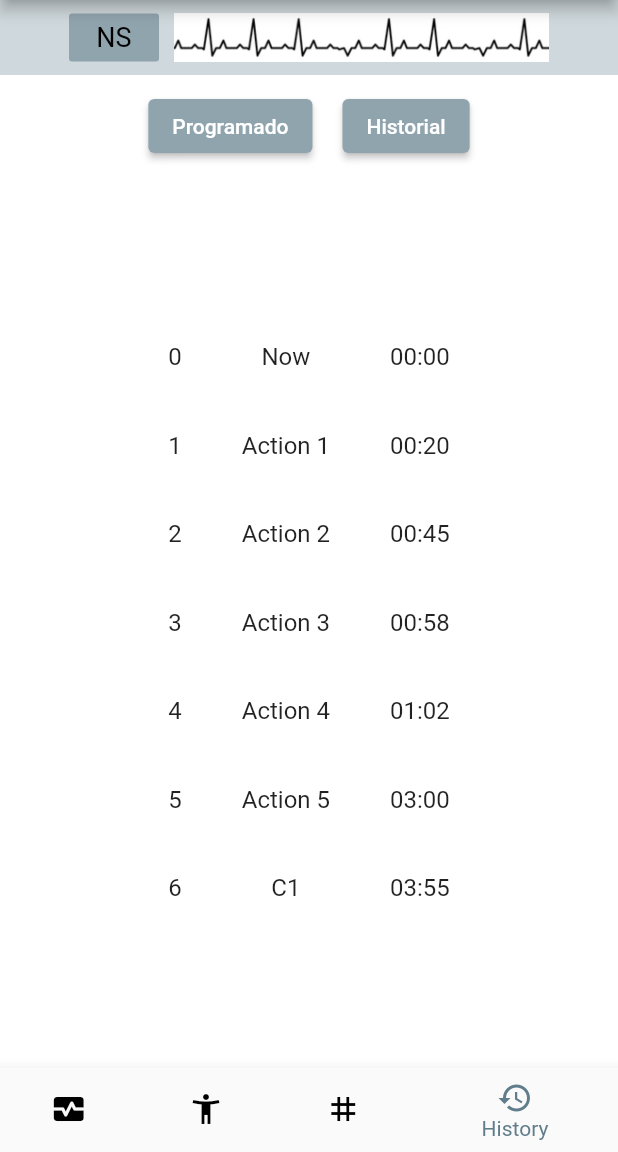
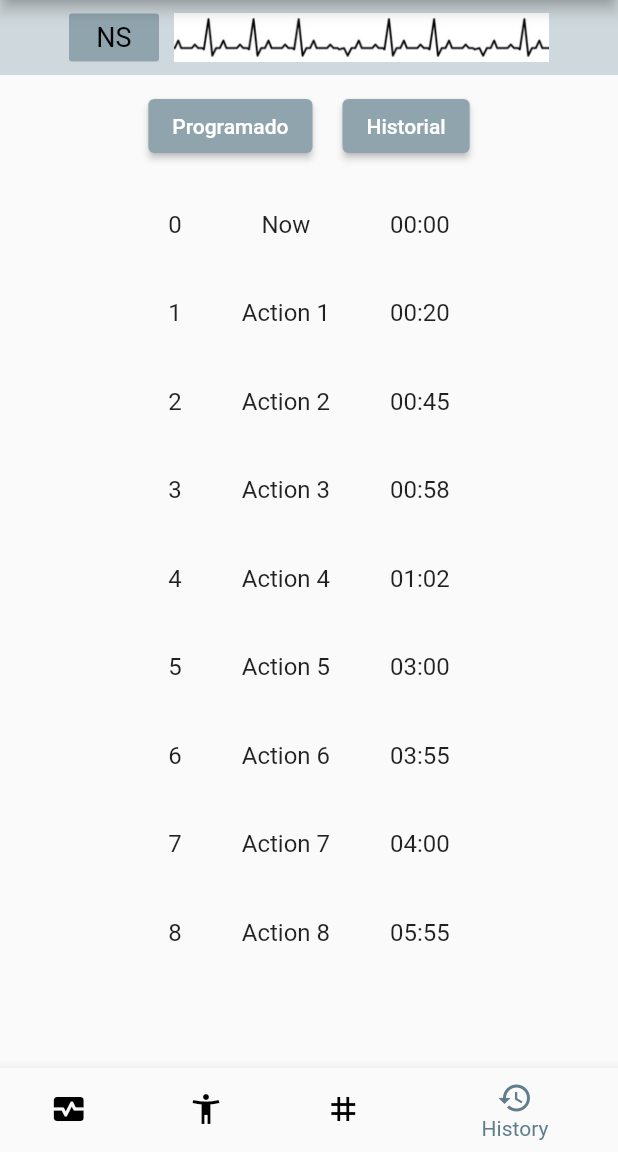
Before and after one commit to Frisopita/kabanta_app, a Flutter app: the screen it shows after launch, item 4 of the bottom bar chosen, on a phone screen of 412 x 824 dp, the part 84-1236 px from its top. Run offline on Flutter 3.47's test engine with Material 2 defaults, Android fonts, the phone set to English and light mode, and no system bars; our stand-ins replace flutter_blue_plus, permission_handler.

Commit message:
SingleScroll of History running

```diff
--- a/lib/Pages/History.dart
+++ b/lib/Pages/History.dart
@@ -8,14 +8,12 @@ class History extends StatefulWidget {
 }
 
 class _HistoryState extends State<History> {
-  final TextStyle signalabel =
-   const TextStyle(
+  final TextStyle signalabel = const TextStyle(
     fontSize: 18.0,
     color: Colors.black,
     //backgroundColor: Colors.blue.shade100
   );
-   final TextStyle timeLabel =
-   const TextStyle(
+  final TextStyle timeLabel = const TextStyle(
     fontSize: 25.0,
     color: Colors.black,
     //backgroundColor: Colors.blue.shade100
@@ -29,7 +27,9 @@ class _HistoryState extends State<History> {
   String textName4 = 'Action 3';
   String textName5 = 'Action 4';
   String textName6 = 'Action 5';
-  String textName7 = 'C1';
+  String textName7 = 'Action 6';
+  String textName8 = 'Action 7';
+  String textName9 = 'Action 8';
 
   String time1 = '00:00';
   String time2 = '00:20';
@@ -38,6 +38,8 @@ class _HistoryState extends State<History> {
   String time5 = '01:02';
   String time6 = '03:00';
   String time7 = '03:55';
+  String time8 = '04:00';
+  String time9 = '05:55';
 
   Color colorbackbutt1 = Colors.blueGrey.shade300;
   Color colorforebutt1 = Colors.white;
@@ -58,7 +60,10 @@ class _HistoryState extends State<History> {
             child: Padding(
               padding: const EdgeInsets.all(15),
               child: SizedBox(
-                child: Text('00:00:00', style: timeLabel,),
+                child: Text(
+                  '00:00:00',
+                  style: timeLabel,
+                ),
               ),
             ),
           ),
@@ -75,28 +80,27 @@ class _HistoryState extends State<History> {
           ),
         ],
       ),
-      body: Container(
-        color: Colors.white,
-        width: double.infinity,
-        height: double.infinity,
-        child: Center(
-          child: Column(
+      body: Column(
         mainAxisAlignment: MainAxisAlignment.center,
         crossAxisAlignment: CrossAxisAlignment.center,
         children: [
-                 //0
-
+          //1
+          Container(
+            height: 120,
+            child: Column(
+              children: [
+                //1.1
                 Container(
                   width: double.infinity,
                   height: 50,
                   color: Colors.blueGrey.shade100,
-                  child:  Row(
+                  child: Row(
                     mainAxisAlignment: MainAxisAlignment.center,
                     crossAxisAlignment: CrossAxisAlignment.center,
                     children: [
                       Padding(
-                          padding: const  EdgeInsets.fromLTRB(
-                           5,//left
+                        padding: const EdgeInsets.fromLTRB(
+                            5, //left
                             9, //top
                             5, //right
                             9 //botton
@@ -106,7 +110,11 @@ class _HistoryState extends State<History> {
                           decoration: BoxDecoration(
                               color: Colors.blueGrey.shade300,
                               borderRadius: BorderRadius.circular(2)),
-                            child: Center(child: Text('NS', style: signalabel,)),
+                          child: Center(
+                              child: Text(
+                            'NS',
+                            style: signalabel,
+                          )),
                         ),
                       ),
                       Padding(
@@ -114,17 +122,16 @@ class _HistoryState extends State<History> {
                         child: SizedBox(
                             width: 250,
                             height: 40,
-                            child:Image.asset(
+                            child: Image.asset(
                               'Images/arryt.png',
                               fit: BoxFit.contain,
-                            )
-                          ),
+                            )),
                       ),
                     ],
                   ),
                 ),
 
-              //2
+                //1.2
                 SizedBox(
                   child: Row(
                     mainAxisAlignment: MainAxisAlignment.center,
@@ -136,7 +143,8 @@ class _HistoryState extends State<History> {
                             style: ElevatedButton.styleFrom(
                                 backgroundColor: colorbackbutt1,
                                 foregroundColor: colorforebutt1),
-                          onPressed: () {}, child: const Text('Programado')),
+                            onPressed: () {},
+                            child: const Text('Programado')),
                       ),
                       Padding(
                         padding: const EdgeInsets.fromLTRB(10, 10, 10, 10),
@@ -144,14 +152,20 @@ class _HistoryState extends State<History> {
                             style: ElevatedButton.styleFrom(
                                 backgroundColor: colorbackbutt1,
                                 foregroundColor: colorforebutt1),
-                          onPressed: () {}, child: const Text('Historial')),
+                            onPressed: () {},
+                            child: const Text('Historial')),
                       )
                     ],
                   ),
                 ),
+              ],
+            ),
+          ),
 
-              //3
+          //2
           Expanded(
+            child: SingleChildScrollView(
+              child: Container(
                 child: Row(
                   mainAxisAlignment: MainAxisAlignment.center,
                   crossAxisAlignment: CrossAxisAlignment.center,
@@ -210,8 +224,23 @@ class _HistoryState extends State<History> {
                             style: labelStyle,
                           ),
                         ),
+                        Padding(
+                          padding: const EdgeInsets.all(20),
+                          child: Text(
+                            '7',
+                            style: labelStyle,
+                          ),
+                        ),
+                        Padding(
+                          padding: const EdgeInsets.all(20),
+                          child: Text(
+                            '8',
+                            style: labelStyle,
+                          ),
+                        ),
                       ],
                     ),
+                    //2
                     Column(
                       mainAxisAlignment: MainAxisAlignment.center,
                       crossAxisAlignment: CrossAxisAlignment.center,
@@ -265,8 +294,23 @@ class _HistoryState extends State<History> {
                             style: labelStyle,
                           ),
                         ),
+                        Padding(
+                          padding: const EdgeInsets.all(20),
+                          child: Text(
+                            textName8,
+                            style: labelStyle,
+                          ),
+                        ),
+                        Padding(
+                          padding: const EdgeInsets.all(20),
+                          child: Text(
+                            textName9,
+                            style: labelStyle,
+                          ),
+                        ),
                       ],
                     ),
+                    //3
                     Column(
                       mainAxisAlignment: MainAxisAlignment.center,
                       crossAxisAlignment: CrossAxisAlignment.center,
@@ -320,14 +364,28 @@ class _HistoryState extends State<History> {
                             style: labelStyle,
                           ),
                         ),
+                        Padding(
+                          padding: const EdgeInsets.all(20),
+                          child: Text(
+                            time8,
+                            style: labelStyle,
+                          ),
+                        ),
+                        Padding(
+                          padding: const EdgeInsets.all(20),
+                          child: Text(
+                            time9,
+                            style: labelStyle,
+                          ),
+                        ),
                       ],
                     ),
                   ],
                 ),
               ),
-            ],
             ),
           ),
+        ],
       ),
     );
   }
```
Lines whose indentation alone changed are shown as unchanged.
